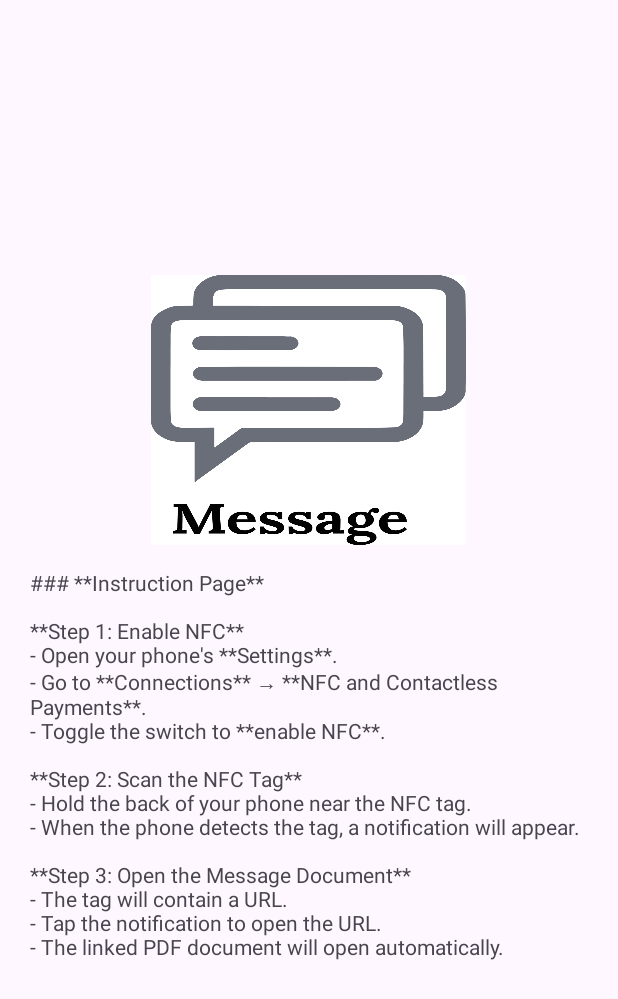
After one commit to Avi208/SmartNFCTag, an Android app: the layout activity_read_message.xml on its own in the app's theme, with its tools: preview values and no code run, on a phone screen of 412 x 824 dp. The commit adds this screen. Shown: the top 999 px of the screen. Run offline under Robolectric (Android 15) with nearby library versions, the phone set to English and light mode, and no system bars.

Commit message:
fixed some bugs and added the new feature to read Message.

```diff
--- a/app/src/main/AndroidManifest.xml
+++ b/app/src/main/AndroidManifest.xml
@@ -113,6 +113,7 @@
             </intent-filter>
         </activity>
         <activity android:name=".SubFunctionality.PdfViewerActivity"/>
+        <activity android:name=".SubFunctionality.ReadMessage"/>
         <receiver android:name=".SubFunctionality.AlarmReceiver"/>
         <receiver android:name=".BroadCastReceiver.StopAlarmReceiver"/>
     </application>
--- a/app/src/main/java/com/example/smartnfctag/CardAdapter.java
+++ b/app/src/main/java/com/example/smartnfctag/CardAdapter.java
@@ -22,6 +22,7 @@ import com.example.smartnfctag.SubFunctionality.MakeCall;
 import com.example.smartnfctag.SubFunctionality.NavigateApp;
 import com.example.smartnfctag.SubFunctionality.NfcAnimationActivity;
 import com.example.smartnfctag.SubFunctionality.PdfViewerActivity;
+import com.example.smartnfctag.SubFunctionality.ReadMessage;
 import com.example.smartnfctag.SubFunctionality.SendSMS;
 import com.example.smartnfctag.SubFunctionality.SetAlaram;
 import com.example.smartnfctag.SubFunctionality.SilientOffOn;
@@ -96,7 +97,7 @@ public class CardAdapter extends RecyclerView.Adapter<CardAdapter.CardViewHolder
                         break;
                     case 9:
                         // call PDFActivity activity
-                        v.getContext().startActivity(new Intent(v.getContext(), PdfViewerActivity.class));
+                        v.getContext().startActivity(new Intent(v.getContext(), ReadMessage.class));
                         break;
                     default:
                         break;
--- a/app/src/main/java/com/example/smartnfctag/HomeActivity.java
+++ b/app/src/main/java/com/example/smartnfctag/HomeActivity.java
@@ -83,7 +83,7 @@ public class HomeActivity extends AppCompatActivity {
                     cardItemList.add(new CardItem("Read Doc", R.drawable.pdf_reader));
                     break;
                 case 10:
-                    cardItemList.add(new CardItem("Screen Brightness", R.drawable.screen_brightness));
+                    cardItemList.add(new CardItem("Read Message", R.drawable.message));
                     break;
                 default:
                     cardItemList.add(new CardItem(" Default " + i, R.drawable.ic_launcher_foreground));
--- /dev/null
+++ b/app/src/main/res/layout/activity_read_message.xml
@@ -0,0 +1,83 @@
+<?xml version="1.0" encoding="utf-8"?>
+<RelativeLayout xmlns:android="http://schemas.android.com/apk/res/android"
+    xmlns:app="http://schemas.android.com/apk/res-auto"
+    xmlns:tools="http://schemas.android.com/tools"
+    android:layout_width="match_parent"
+    android:layout_height="match_parent">
+
+    <!-- Progress Bar -->
+    <ProgressBar
+        android:id="@+id/progressBar"
+        style="?android:attr/progressBarStyleHorizontal"
+        android:layout_width="match_parent"
+        android:layout_height="4dp"
+        android:layout_alignParentTop="true"
+        android:indeterminate="false"
+        android:max="100"
+
+        android:progressDrawable="@android:drawable/progress_horizontal"
+        android:visibility="gone" />
+
+    <LinearLayout
+        android:id="@+id/before_container"
+        android:layout_width="match_parent"
+        android:layout_height="match_parent"
+        android:orientation="vertical"
+        android:gravity="center"
+        android:padding="20dp">
+
+        <!-- Hand and Phone Animation -->
+        <ImageView
+            android:id="@+id/videoView"
+            android:layout_width="210dp"
+            android:layout_height="180dp"
+            android:padding="20dp"
+            android:background="@drawable/message"/>
+
+        <TextView
+            android:layout_width="wrap_content"
+            android:layout_height="wrap_content"
+            android:layout_marginTop="15dp"
+            android:text="@string/readMessage"/>
+
+
+
+        <!-- Button Row -->
+        <LinearLayout
+            android:layout_width="match_parent"
+            android:layout_height="wrap_content"
+            android:orientation="horizontal"
+            android:gravity="center"
+            android:visibility="gone"
+            android:layout_marginTop="20dp">
+
+            <!-- Scan Button -->
+            <Button
+                android:id="@+id/btnScan"
+                android:layout_width="120dp"
+                android:layout_height="wrap_content"
+                android:text="Send SMS"
+                android:backgroundTint="@color/primary_color"
+                android:textColor="@color/white" />
+
+            <!-- OK Button -->
+            <Button
+                android:id="@+id/btnOk"
+                android:layout_width="120dp"
+                android:layout_height="wrap_content"
+                android:text="OK"
+                android:layout_marginStart="16dp"
+                android:backgroundTint="@color/secondary_color"
+                android:textColor="@color/white" />
+        </LinearLayout>
+    </LinearLayout>
+    <!-- WebView -->
+    <WebView
+        android:id="@+id/webView"
+        android:layout_width="match_parent"
+        android:layout_height="match_parent"
+        android:scrollbars="vertical"
+        android:visibility="gone"
+        android:layout_below="@id/progressBar"/>
+
+</RelativeLayout>
--- a/app/src/main/res/values/strings.xml
+++ b/app/src/main/res/values/strings.xml
@@ -30,4 +30,5 @@
     <string name="PDF_read_Instruction"><b>Instruction Page </b> Step 1: Enable NFC**  \n- Open your phone\'s **Settings**.  \n- Go to **Connections** → **NFC and Contactless Payments**.  \n- Toggle the switch to **enable NFC**.  \n\n**Step 2: Scan the NFC Tag**  \n- Hold the back of your phone near the NFC tag.  \n- When the phone detects the tag, a notification will appear.  \n\n**Step 3: Open the PDF Document**  \n- The tag will contain a URL.  \n- Tap the notification to open the URL.  \n- The linked PDF document will open automatically. </string>
     <string name="location_instruction">"### **Steps to Load and Display Current Location on Google Maps via NFC**  \n\n1. **Tap the NFC Tag** – Open the app and tap the NFC tag.  \n2. **Get Location** – The app will request location permission (if needed) and fetch the current latitude and longitude.  \n3. **Open Google Maps** – The app creates a `geo:` URI and launches Google Maps.  \n4. **Show Location** – Google Maps will display a pin at the fetched location.  \n5. **Error Handling** – If permissions are denied or Google Maps is unavailable, an error message will be shown.  "</string>
     <string name="set_alarm_text"><b>Instructions: </b> \n1. **Enable NFC:**  \n   - Open **Settings** → **Connected Devices** → Enable **NFC**.  \n\n2. **Set Alarm After 5 Minutes:**  \n   - Tap the NFC tag.  \n   - The app will set an alarm 5 minutes from the current time.  \n   - A notification with a stop button will appear.  \n\n3. **Set Alarm at Custom Time:**  \n   - Tap **Set Custom Alarm** button.  \n   - Select a time using the time picker.  \n   - The alarm will trigger at the selected time.</string>
+    <string name="readMessage">### **Instruction Page**  \n\n**Step 1: Enable NFC**  \n- Open your phone\'s **Settings**.  \n- Go to **Connections** → **NFC and Contactless Payments**.  \n- Toggle the switch to **enable NFC**.  \n\n**Step 2: Scan the NFC Tag**  \n- Hold the back of your phone near the NFC tag.  \n- When the phone detects the tag, a notification will appear.  \n\n**Step 3: Open the Message Document**  \n- The tag will contain a URL.  \n- Tap the notification to open the URL.  \n- The linked PDF document will open automatically.</string>
 </resources>
```
Also changed, not shown: app/src/main/java/com/example/smartnfctag/SubFunctionality/NavigateApp.java (+10 -0 lines), app/src/main/java/com/example/smartnfctag/SubFunctionality/ReadMessage.java (+129 -1 lines), app/src/main/java/com/example/smartnfctag/SubFunctionality/SendSMS.java (+74 -0 lines), app/src/main/res/layout/send_sms.xml (+22 -1 lines), app/src/main/res/drawable/message.jpg (added), 1 other file.
